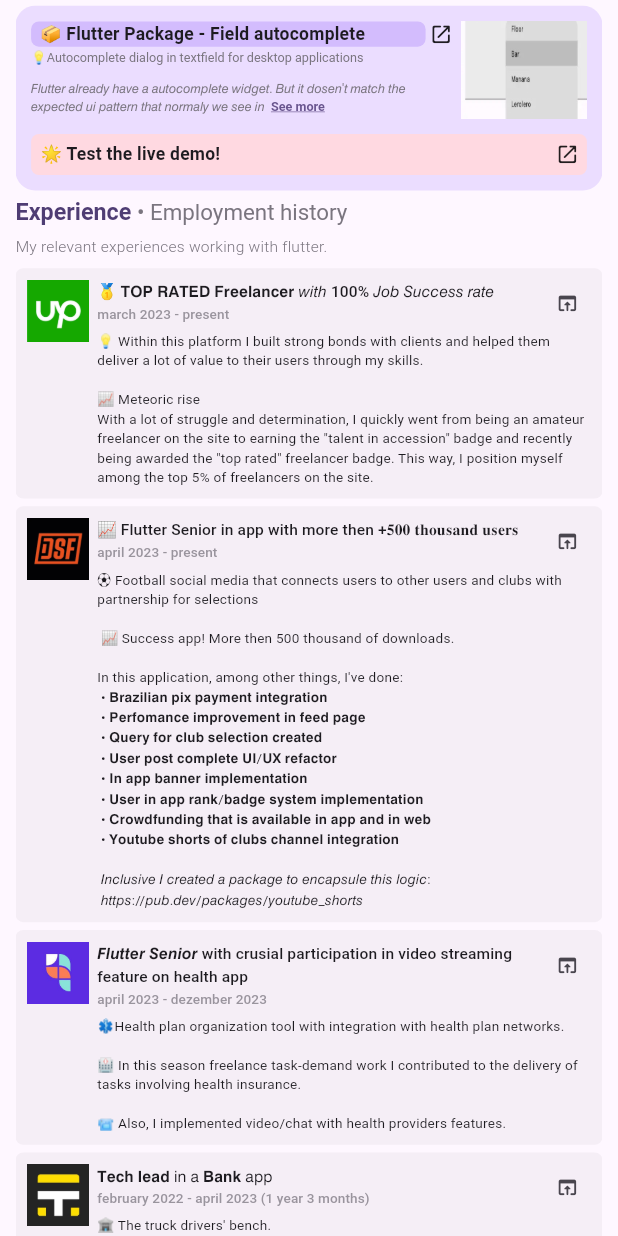
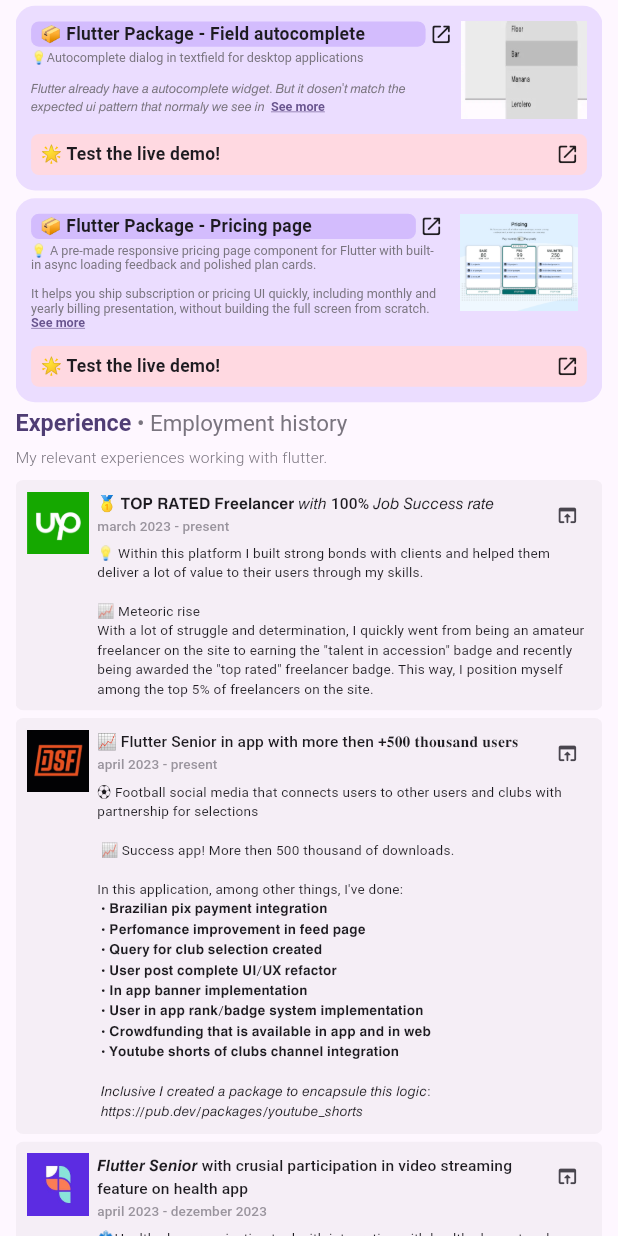
Before and after one commit to igormidev/igorcurriculum, a Flutter app: the screen it shows after launch, scrolled down 1728 dp, on a phone screen of 412 x 824 dp. Run offline on Flutter 3.47's test engine with Material 3 defaults, Android fonts, the phone set to English and light mode, and no system bars; our stand-ins replace firebase_analytics, firebase_core, flutter_animate, google_fonts, lottie, responsive_framework; missing offline and left inert: dart_debouncer; accounts and stored records are empty.

Commit message:
Add pricing_page package entry

```diff
--- a/lib/sections/packages_section.dart
+++ b/lib/sections/packages_section.dart
@@ -191,6 +191,35 @@ Cast functions
         cacheHeight: 260,
         cacheWidth: 200,
       ),
+      const SizedBox(height: 8),
+      const ProjectsDemonstration(
+        title: ' 📦 Flutter Package - Pricing page  ',
+        logName: 'pricing_page',
+        imageUrl: 'pricing_page.png',
+        shortDescription:
+            '''💡 A pre-made responsive pricing page component for Flutter with built-in async loading feedback and polished plan cards.
+
+It helps you ship subscription or pricing UI quickly, including monthly and yearly billing presentation, without building the full screen from scratch.  ''',
+        description:
+            '''💡 A pre-made pricing page component for Flutter focused on fast setup of subscription and plan-selection screens.
+
+With `PricingBackground`, `PricingPage` and `PricesModel`, you can:
+ ⦿ Define multiple pricing tiers with monthly and yearly prices
+ ⦿ Get automatic loading-state handling for async CTA button actions
+ ⦿ Use a responsive mobile layout with desktop side-by-side pricing cards
+ ⦿ Choose between equal-height desktop cards or content-sized columns
+ ⦿ Customize the decoration, typography and overall visual styling
+ ⦿ Format feature strings with `babel_text` support
+
+It is a practical shortcut when you want a polished pricing experience quickly, while still keeping good control over the final UI.''',
+        linkUrl: 'https://pub.dev/packages/pricing_page',
+        size: Size(140, 100),
+        fit: BoxFit.contain,
+        liveDemoUrl: 'https://go-babel.github.io/pricing_page/',
+        liveDemoLogName: 'pricing_page_demo',
+        cacheHeight: 307,
+        cacheWidth: 375,
+      ),
     ];
 
 class ProjectsDemonstration extends StatefulWidget {
@@ -205,6 +234,7 @@ class ProjectsDemonstration extends StatefulWidget {
   final String logName;
   final int cacheWidth;
   final int cacheHeight;
+  final BoxFit fit;
 
   const ProjectsDemonstration({
     super.key,
@@ -216,6 +246,7 @@ class ProjectsDemonstration extends StatefulWidget {
     required this.logName,
     required this.cacheWidth,
     required this.cacheHeight,
+    this.fit = BoxFit.cover,
     this.size,
     this.liveDemoUrl,
     this.liveDemoLogName,
@@ -338,7 +369,7 @@ class _ProjectsDemonstrationState extends State<ProjectsDemonstration> {
                 assetName: 'art/tumbnails/packages/${widget.imageUrl}',
                 height: widget.size?.height ?? 67,
                 width: widget.size?.width ?? 120,
-                fit: BoxFit.cover,
+                fit: widget.fit,
                 cacheWidth: widget.cacheWidth,
                 cacheHeight: widget.cacheHeight,
               ),
```
Also changed, not shown: art/tumbnails/packages/pricing_page.png (added).
